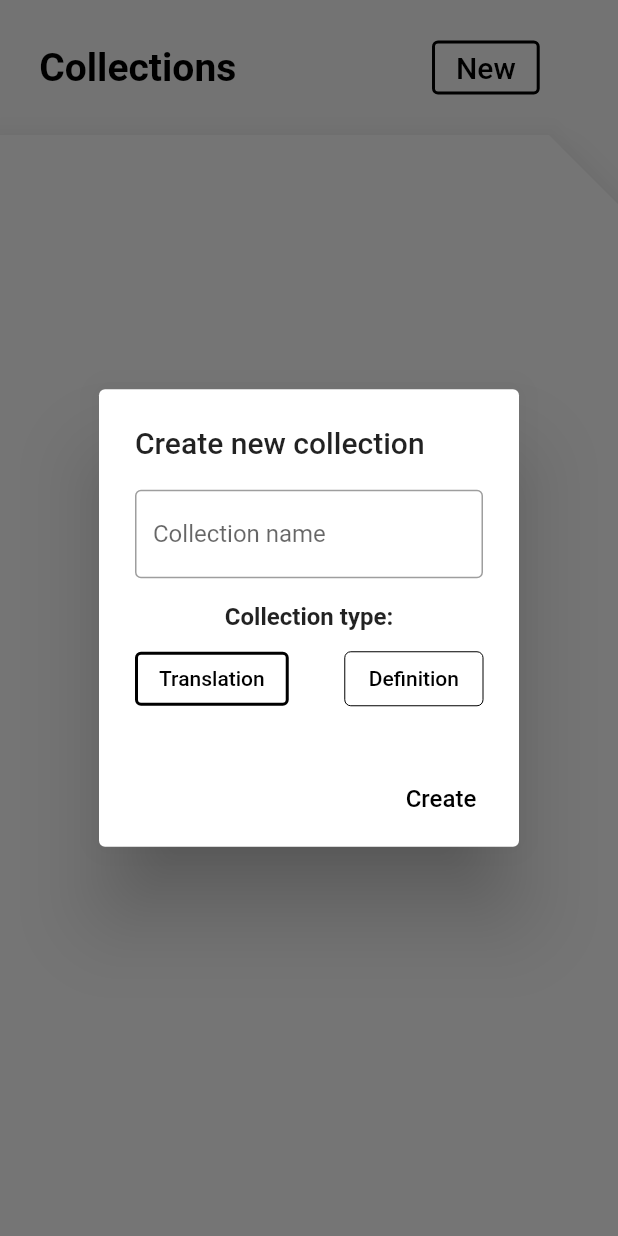
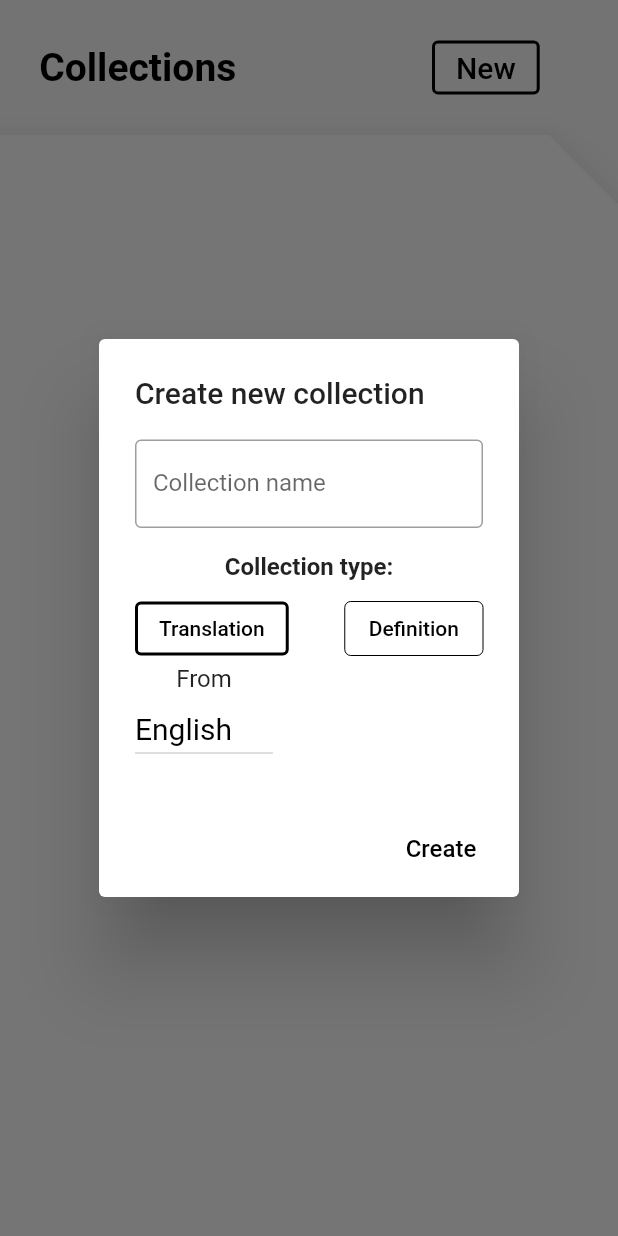
Before and after one commit to krisztian2545/flash_dictionary, a Flutter app: the CollectionsPage widget shown alone on an empty page, opened directly, after a tap on "New", on a phone screen of 412 x 824 dp. Run offline on Flutter 3.47's test engine with Material 2 defaults, Android fonts, the phone set to English and light mode, and no system bars; our stand-ins replace hive_flutter; accounts and stored records are empty.

Commit message:
refactoring and continuing collections dialog

```diff
--- a/lib/app/collections/collections_page.dart
+++ b/lib/app/collections/collections_page.dart
@@ -7,16 +7,20 @@ import 'package:provider/provider.dart';
 class CollectionsPage extends StatelessWidget {
   const CollectionsPage({Key? key}) : super(key: key);
 
+  final double _appBarBaseHeight = 90;
+
   @override
   Widget build(BuildContext context) {
+    var appBarHeight = _appBarBaseHeight + MediaQuery.of(context).viewPadding.top;
+    print("appBarHeight: $appBarHeight"); // TODO remove prints from prodduction code
     return ChangeNotifierProvider<CollectionsBloc>(
       create: (context) => CollectionsBloc(),
       child: Stack(
         children: <Widget>[
-          CollectionsAppBar(height: 90),
+          CollectionsAppBar(height: appBarHeight),
           Consumer<CollectionsBloc>(
             builder: (context, collectionsBloc, child) {
-              return CollectionsView(appBarHeight: 90);
+              return CollectionsView(appBarHeight: appBarHeight);
             },
           ),
         ],
--- a/lib/app/collections/new_collection_dialog.dart
+++ b/lib/app/collections/new_collection_dialog.dart
@@ -1,3 +1,6 @@
+import 'package:flash_dictionary/app/widgets/language_dropdown_button.dart';
+import 'package:flash_dictionary/domain/dictionary/language_names.dart';
+import 'package:flash_dictionary/service/hive_helper.dart';
 import 'package:flutter/material.dart';
 
 class NewCollectionDialog extends StatefulWidget {
@@ -8,7 +11,11 @@ class NewCollectionDialog extends StatefulWidget {
 }
 
 class _NewCollectionDialogState extends State<NewCollectionDialog> {
-  ValueNotifier<bool> _isTranslationTypeSelected = ValueNotifier(true);
+  final ValueNotifier<bool> _isTranslationTypeSelected = ValueNotifier(true);
+  final ValueNotifier<LanguageName> _fromLanguage =
+      ValueNotifier(HiveHelper.getLastUsedFromLanguage());
+  final ValueNotifier<LanguageName> _toLanguage =
+      ValueNotifier(HiveHelper.getLastUsedToLanguage());
 
   void toggleCollectionType() {
     _isTranslationTypeSelected.value = !_isTranslationTypeSelected.value;
@@ -19,9 +26,13 @@ class _NewCollectionDialogState extends State<NewCollectionDialog> {
     return AlertDialog(
       title: const Text("Create new collection"),
       actions: [
-        TextButton( // TODO change color of animation when you hold
+        TextButton(
+          // TODO change color of animation when you hold
           onPressed: () => Navigator.pop(context, "ok"),
-          child: const Text("Create", style: TextStyle(color: Colors.black, fontSize: 16),),
+          child: const Text(
+            "Create",
+            style: TextStyle(color: Colors.black, fontSize: 16),
+          ),
         ),
         SizedBox(width: 4),
       ],
@@ -33,16 +44,24 @@ class _NewCollectionDialogState extends State<NewCollectionDialog> {
                   border: OutlineInputBorder(), labelText: "Collection name"),
             ),
             SizedBox(height: 16),
-            Text("Collection type:", style: TextStyle(fontWeight: FontWeight.bold),),
+            Text(
+              "Collection type:",
+              style: TextStyle(fontWeight: FontWeight.bold),
+            ),
             SizedBox(height: 8),
             ValueListenableBuilder<bool>(
               valueListenable: _isTranslationTypeSelected,
               builder: (context, value, child) {
-                return Row(
+                return Column(
+                  children: <Widget>[
+                    Row(
                       children: <Widget>[
                         OutlinedButton(
                           onPressed: toggleCollectionType,
-                      child: Text("Translation", style: TextStyle(color: Colors.black),),
+                          child: Text(
+                            "Translation",
+                            style: TextStyle(color: Colors.black),
+                          ),
                           style: OutlinedButton.styleFrom(
                             side: BorderSide(width: value ? 2 : 0),
                           ),
@@ -50,10 +69,48 @@ class _NewCollectionDialogState extends State<NewCollectionDialog> {
                         Spacer(),
                         OutlinedButton(
                           onPressed: toggleCollectionType,
-                      child: Text("Definition", style: TextStyle(color: Colors.black),),
+                          child: Text(
+                            "Definition",
+                            style: TextStyle(color: Colors.black),
+                          ),
                           style: OutlinedButton.styleFrom(
                             side: BorderSide(width: value ? 0 : 2),
                           ),
+                        ),
+                      ],
+                    ),
+                    Row(
+                      children: <Widget>[
+                        Column(
+                          children: <Widget>[
+                            Text("From"),
+                            ValueListenableBuilder<LanguageName>(
+                              valueListenable: _fromLanguage,
+                              builder: (context, value, child) {
+                                return LanguageDropdownButton(
+                                    onChanged: (value) =>
+                                        _fromLanguage.value = value!,
+                                    value: value);
+                              },
+                            ),
+                          ],
+                        ),
+                        if (!_isTranslationTypeSelected.value)
+                          Column(
+                            children: <Widget>[
+                              Text("To"),
+                              ValueListenableBuilder<LanguageName>(
+                                valueListenable: _toLanguage,
+                                builder: (context, value, child) {
+                                  return LanguageDropdownButton(
+                                    onChanged: (value) => _toLanguage.value = value!,
+                                    value: value,
+                                  );
+                                },
+                              ),
+                            ],
+                          ),
+                      ],
                     ),
                   ],
                 );
--- a/lib/app/dictionary/result/result_view.dart
+++ b/lib/app/dictionary/result/result_view.dart
@@ -48,7 +48,7 @@ class ResultView extends StatelessWidget {
 
   @override
   Widget build(BuildContext context) {
-    return Positioned(
+    return Positioned( // TODO maybe multiple consumers of Dictionarybloc could save rebuilding this
       top: appBarHeight,
       left: 0,
       right: 0,
--- a/lib/app/landing_page.dart
+++ b/lib/app/landing_page.dart
@@ -2,16 +2,13 @@ import 'package:flash_dictionary/app/collections/collections_page.dart';
 import 'package:flash_dictionary/app/dictionary/dictionary_page.dart';
 import 'package:flash_dictionary/colors.dart';
 import 'package:flutter/material.dart';
-
-import 'dictionary/dictionary_appbar.dart';
-import 'dictionary/history/history_view.dart';
 
 class LandingPage extends StatelessWidget {
   const LandingPage({Key? key}) : super(key: key);
 
   @override
   Widget build(BuildContext context) {
-    return DefaultTabController(
+    return const DefaultTabController(
       length: 2,
       child: Scaffold(
         backgroundColor: primaryColor,
--- a/lib/service/hive_helper.dart
+++ b/lib/service/hive_helper.dart
@@ -1,12 +1,25 @@
 import 'package:flash_dictionary/domain/dictionary/language_names.dart';
 import 'package:flash_dictionary/service/translation_api_service.dart';
-import 'package:hive/hive.dart';
+import 'package:hive_flutter/hive_flutter.dart';
 
 class HBoxName {
   static const history = "history";
 }
 
+class BoxKey {
+  static const wordHistory = "wordHistory";
+  static const lastUsedFromLanguage = "lastUsedFromLanguage";
+  static const lastUsedToLanguage = "lastUsedToLanguage";
+}
+
 class HiveHelper {
+
+  static late Box _historyBox;
+
+  static Future<void> initAndOpenBoxes() async {
+    await Hive.initFlutter();
+    _historyBox = await Hive.openBox(HBoxName.history);
+  }
 
   static void saveWordInHistory(String word, LanguageName from, LanguageName to, TranslationApi api) {
     if (word == "") {
@@ -21,11 +34,27 @@ class HiveHelper {
     }
 
     wordHistory.add(compressedData);
-    Hive.box(HBoxName.history).put('wordHistory', wordHistory);
+    _historyBox.put(BoxKey.wordHistory, wordHistory);
   }
 
   static List<String> getWordHistory() {
-    return Hive.box(HBoxName.history).get('wordHistory', defaultValue: <String>[]);
+    return _historyBox.get(BoxKey.wordHistory, defaultValue: <String>[]);
+  }
+
+  static void saveAsLastUsedFromLanguage(LanguageName lang) {
+    _historyBox.put(BoxKey.lastUsedFromLanguage, lang.value);
+  }
+
+  static LanguageName getLastUsedFromLanguage() {
+    return _historyBox.get(BoxKey.lastUsedFromLanguage, defaultValue: LanguageName.eng);
+  }
+
+  static void saveAsLastUsedToLanguage(LanguageName lang) {
+    _historyBox.put(BoxKey.lastUsedToLanguage, lang.value);
+  }
+
+  static LanguageName getLastUsedToLanguage() {
+    return _historyBox.get(BoxKey.lastUsedToLanguage, defaultValue: LanguageName.hun);
   }
 
 }
```
Also changed, not shown: lib/app/dictionary/dictionary_appbar.dart (+6 -31 lines), lib/app/dictionary/dictionary_bloc.dart (+26 -15 lines), lib/app/dictionary/dictionary_page.dart (+6 -4 lines), lib/app/dictionary/history/HistoryItemView.dart (+4 -4 lines), lib/main.dart (+3 -6 lines). Lines whose indentation alone changed are shown as unchanged.
